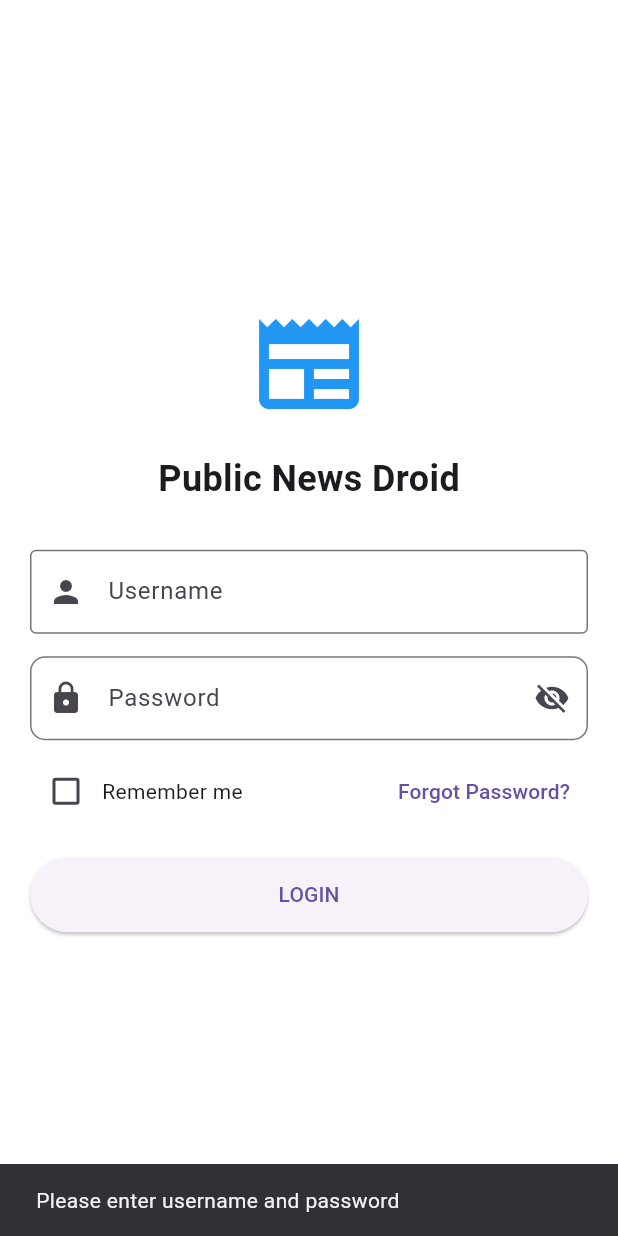
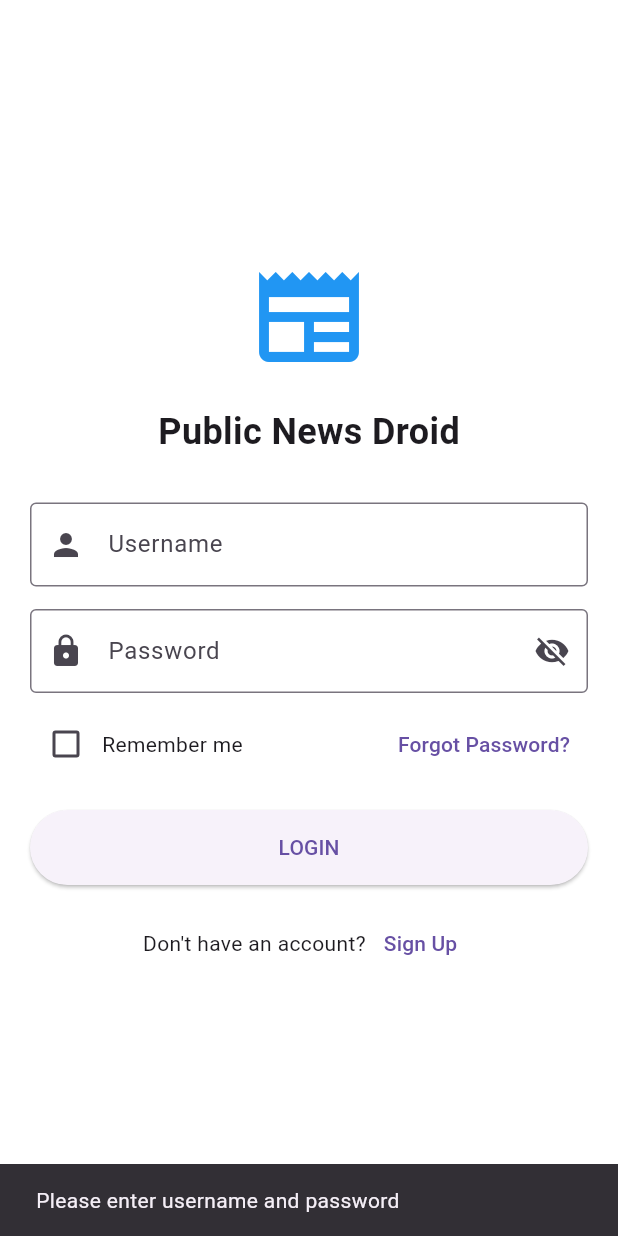
Before and after one commit to crazyrider1115/public_news_droid, a Flutter app: the screen it shows after launch, after a tap on "LOGIN", on a phone screen of 412 x 824 dp. Run offline on Flutter 3.47's test engine with Material 3 defaults, Android fonts, the phone set to English and light mode, and no system bars.

Commit message:
feature done

```diff
--- /dev/null
+++ b/lib/models/user_model.dart
@@ -0,0 +1,13 @@
+class UserModel {
+  String name;
+  String username;
+  String password;
+  bool approved;
+
+  UserModel({
+    required this.name,
+    required this.username,
+    required this.password,
+    this.approved = false,
+  });
+}
--- a/lib/screens/login_screen.dart
+++ b/lib/screens/login_screen.dart
@@ -1,8 +1,13 @@
 import 'package:flutter/material.dart';
+import '../services/auth_service.dart';
+import 'signup_screen.dart';
+import 'admin_approval_screen.dart';
 
 class LoginScreen extends StatefulWidget {
+  const LoginScreen({super.key});
+
   @override
-  _LoginScreenState createState() => _LoginScreenState();
+  State<LoginScreen> createState() => _LoginScreenState();
 }
 
 class _LoginScreenState extends State<LoginScreen> {
@@ -15,18 +20,33 @@ bool _rememberMe = false;
   void loginUser() {
     String username = usernameController.text.trim();
     String password = passwordController.text.trim();
+
     if (username.isEmpty || password.isEmpty) {
       ScaffoldMessenger.of(context).showSnackBar(
-        SnackBar(content: Text("Please enter username and password")),
+        const SnackBar(content: Text("Please enter username and password")),
       );
       return;
     }
 
+    // 🔐 ADMIN LOGIN (HARDCODED)
     if (username == "admin" && password == "admin") {
-      Navigator.pushReplacementNamed(context, "/home");
+      Navigator.pushReplacement(
+        context,
+        MaterialPageRoute(
+          builder: (_) => const AdminApprovalScreen(),
+        ),
+      );
+      return;
+    }
+
+    // 👤 NORMAL USER LOGIN
+    String result = AuthService.signIn(username, password);
+
+    if (result == 'Login success') {
+      Navigator.pushReplacementNamed(context, '/home');
     } else {
       ScaffoldMessenger.of(context).showSnackBar(
-        SnackBar(content: Text("Invalid login")),
+        SnackBar(content: Text(result)),
       );
     }
   }
@@ -37,37 +57,36 @@ String password = passwordController.text.trim();
       backgroundColor: Colors.white,
       body: Center(
         child: SingleChildScrollView(
-          padding: EdgeInsets.all(20),
+          padding: const EdgeInsets.all(20),
           child: Column(
             children: [
-              Icon(Icons.newspaper, size: 80, color: Colors.blue),
+              const Icon(Icons.newspaper, size: 80, color: Colors.blue),
+              const SizedBox(height: 20),
 
-              SizedBox(height: 20),
-
-              Text(
+              const Text(
                 "Public News Droid",
                 style: TextStyle(fontSize: 24, fontWeight: FontWeight.bold),
               ),
 
-              SizedBox(height: 30),
+              const SizedBox(height: 30),
 
               TextField(
                 controller: usernameController,
-                decoration: InputDecoration(
+                decoration: const InputDecoration(
                   labelText: "Username",
                   prefixIcon: Icon(Icons.person),
                   border: OutlineInputBorder(),
                 ),
               ),
 
-              SizedBox(height: 15),
+              const SizedBox(height: 15),
 
               TextField(
                 controller: passwordController,
                 obscureText: _obscurePassword,
                 decoration: InputDecoration(
                   labelText: 'Password',
-    prefixIcon: Icon(Icons.lock),
+                  prefixIcon: const Icon(Icons.lock),
                   suffixIcon: IconButton(
                     icon: Icon(
                       _obscurePassword
@@ -80,12 +99,11 @@ String password = passwordController.text.trim();
                       });
                     },
                   ),
-    border: OutlineInputBorder(
-      borderRadius: BorderRadius.circular(10),
+                  border: const OutlineInputBorder(),
                 ),
               ),
-),
-SizedBox(height: 10),
+
+              const SizedBox(height: 10),
 
               Row(
                 mainAxisAlignment: MainAxisAlignment.spaceBetween,
@@ -100,29 +118,52 @@ Row(
                           });
                         },
                       ),
-        Text("Remember me"),
+                      const Text("Remember me"),
                     ],
                   ),
                   TextButton(
                     onPressed: () {
                       ScaffoldMessenger.of(context).showSnackBar(
-          SnackBar(content: Text("Forgot password not implemented")),
+                        const SnackBar(
+                          content:
+                              Text("Forgot password not implemented yet"),
+                        ),
                       );
                     },
-      child: Text("Forgot Password?"),
+                    child: const Text("Forgot Password?"),
                   ),
                 ],
               ),
 
-              SizedBox(height: 20),
+              const SizedBox(height: 20),
 
               SizedBox(
                 width: double.infinity,
                 height: 50,
                 child: ElevatedButton(
                   onPressed: loginUser,
-                  child: Text("LOGIN"),
+                  child: const Text("LOGIN"),
                 ),
+              ),
+
+              const SizedBox(height: 15),
+
+              Row(
+                mainAxisAlignment: MainAxisAlignment.center,
+                children: [
+                  const Text("Don't have an account?"),
+                  TextButton(
+                    onPressed: () {
+                      Navigator.push(
+                        context,
+                        MaterialPageRoute(
+                          builder: (_) => const SignupScreen(),
+                        ),
+                      );
+                    },
+                    child: const Text("Sign Up"),
+                  ),
+                ],
               ),
             ],
           ),
```
Also changed, not shown: lib/screens/admin_approval_screen.dart (added, +46 -0 lines), lib/screens/signup_screen.dart (added, +75 -0 lines), lib/services/auth_service.dart (added, +50 -0 lines). Lines whose indentation alone changed are shown as unchanged.
